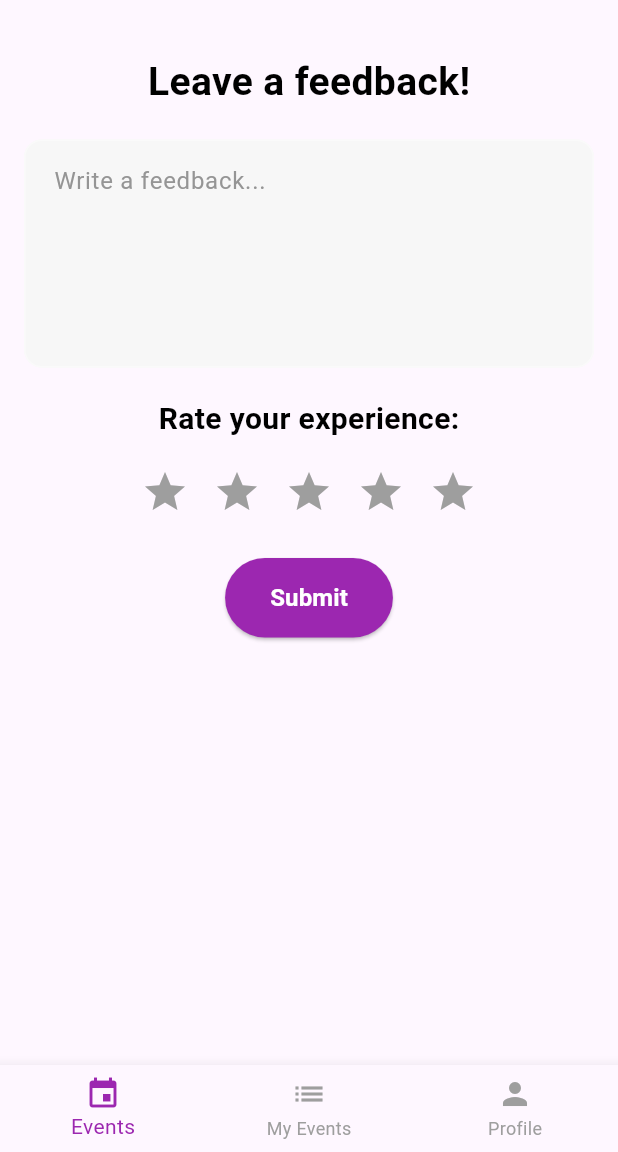
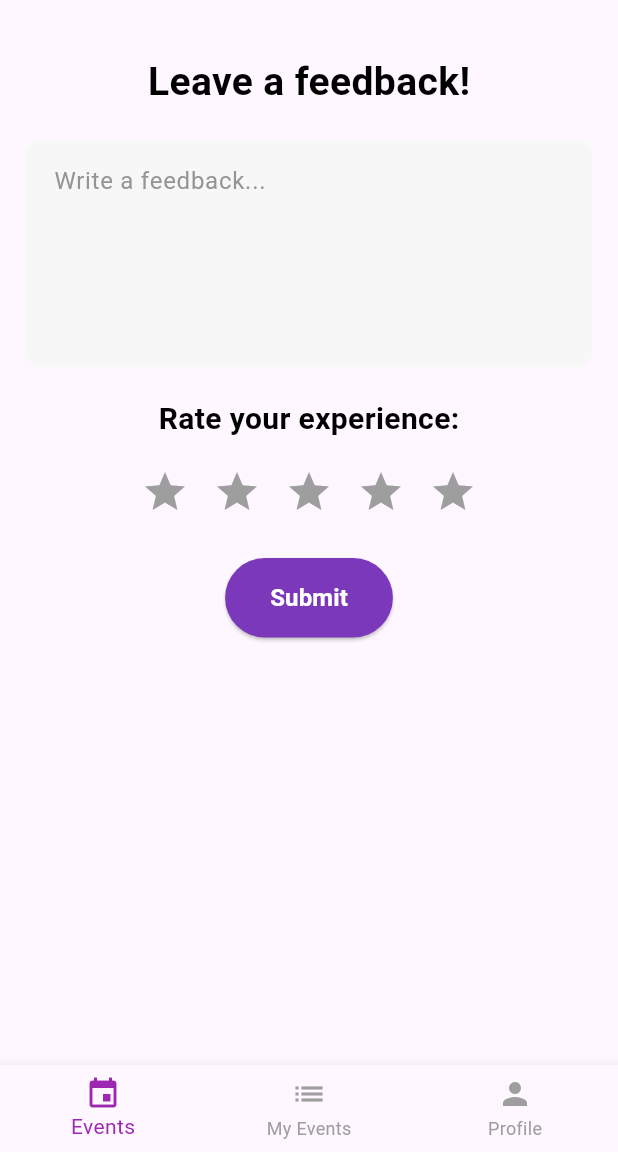
Before and after one commit to ana03ap/f_project1_movil, a Flutter app: the FeedbackScreen screen opened by its route, on a phone screen of 412 x 824 dp, the part 84-1236 px from its top. Run offline on Flutter 3.47's test engine with Material 3 defaults, Android fonts, the phone set to English and light mode, and no system bars; our stand-ins replace get, google_fonts.

Commit message:
archive de colos

```diff
--- a/lib/core/constants/app_assets.dart
+++ b/lib/core/constants/app_assets.dart
@@ -1,5 +1,4 @@
 class AppAssets {
-  static const String eventImage = 'lib/assets/events_details.jpeg';
   static const String screen = 'lib/assets/splashscreen.png';
   static const String sexRights = 'lib/assets/sexualrights.png'; //para my events
 }
--- a/lib/core/constants/app_colors.dart
+++ b/lib/core/constants/app_colors.dart
@@ -1,10 +1,49 @@
 import 'package:flutter/material.dart';
 
 class AppColors {
-  static const Color primary = Colors.purple;
-  static const Color textPrimary = Colors.black;
-  static const Color textSecondary = Colors.grey;
-  static const Color background = Colors.white;
-  static const Color buttonBackground = Color(0xFF6200EE); // Color morado oscuro
-  static const Color buttonBorder = Colors.purple;
+  // Colores principales
+  static const Color primary = Color(0xFF7B38BA); // Morado principal
+  static const Color primaryLight = Color(0xFF9C64D6);
+  static const Color primaryDark = Color(0xFF6200EE);
+  static const Color primaryContainer = Color(0xFFF0F0F0); // Gris claro para containers
+
+  // Textos
+  static const Color textPrimary = Color(0xFF000000);
+  static const Color textSecondary = Color(0xFF5D5D5D);
+  static const Color textWhite = Color(0xFFFFFFFF);
+  static const Color textPurpleDark = Color(0xFF3C1F6E); // Texto morado oscuro
+
+  // Fondos
+  static const Color background = Color(0xFFFFFFFF);
+  static const Color backgroundLight = Color(0xFFF7F7F7);
+  static const Color backgroundDark = Color(0xFF121212);
+
+  // Botones y elementos interactivos
+  static const Color buttonPrimary = Color(0xFF7B38BA);
+  static const Color buttonBorder = Color(0xFF7B38BA);
+  static const Color buttonDisabled = Color(0xFFCCCCCC);
+
+  // Iconos
+  static const Color iconPrimary = Color(0xFF7B38BA);
+  static const Color iconSecondary = Color(0xFF5D5D5D);
+  static const Color iconAmber = Color(0xFFFFC107); // Para estrellas
+
+  // Feedback/ratings
+  static const Color starActive = Color(0xFFFFC107);
+  static const Color starInactive = Color(0xFFE0E0E0);
+
+  // Sombras y bordes
+  static const Color shadow = Color(0xFFE0E0E0);
+  static const Color divider = Color(0xFFE0E0E0);
+
+  // Estados
+  static const Color error = Color(0xFFD32F2F);
+  static const Color success = Color(0xFF388E3C);
+  static const Color warning = Color(0xFFFFA000);
+  static const Color disabled = Color(0xFF9E9E9E);
+
+  // Grises
+  static const Color grey = Color(0xFF9E9E9E);
+  static const Color greyLight = Color(0xFFEEEEEE);
+  static const Color greyDark = Color(0xFF424242);
 }
--- a/lib/presentation/controllers/bottom_nav_controller.dart
+++ b/lib/presentation/controllers/bottom_nav_controller.dart
@@ -1,8 +1,6 @@
 import 'package:get/get.dart';
 
 class BottomNavController extends GetxController {
-  // Eliminamos el RxInt ya que no lo necesitamos como observable
-  // porque ahora determinamos el índice basado en la ruta
 
   void onTap(int index) {
     final String name = Get.arguments ?? 'Guest';
--- a/lib/presentation/widgets/pastevent_card.dart
+++ b/lib/presentation/widgets/pastevent_card.dart
@@ -113,7 +113,7 @@ class PastEventCard extends StatelessWidget {
                         Container(
                           width: 120,
                           height: 70,
-                          color: Colors.black.withOpacity(0.4),
+                          color: Colors.black,
                         ),
                         Container(
                           width: 120,
```
